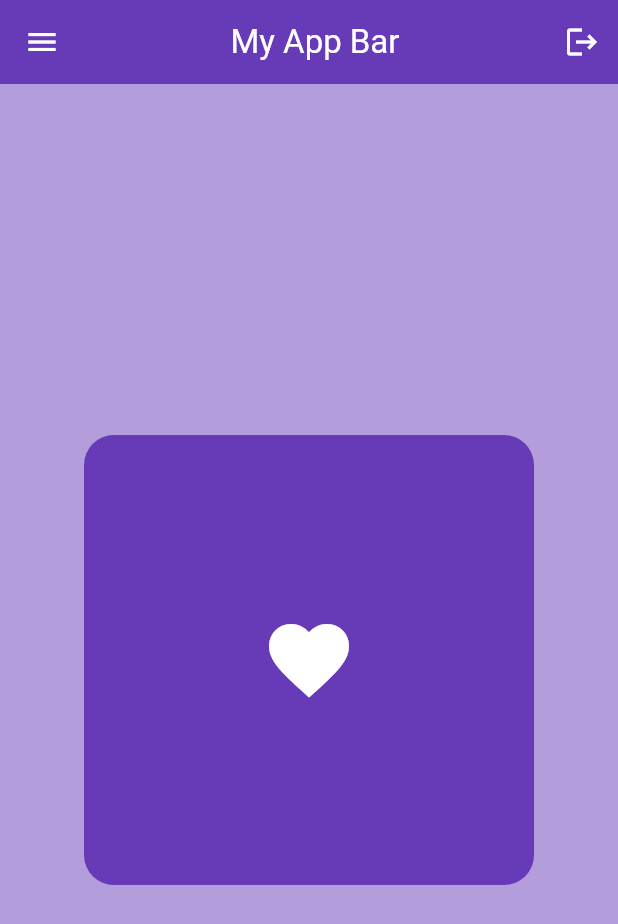
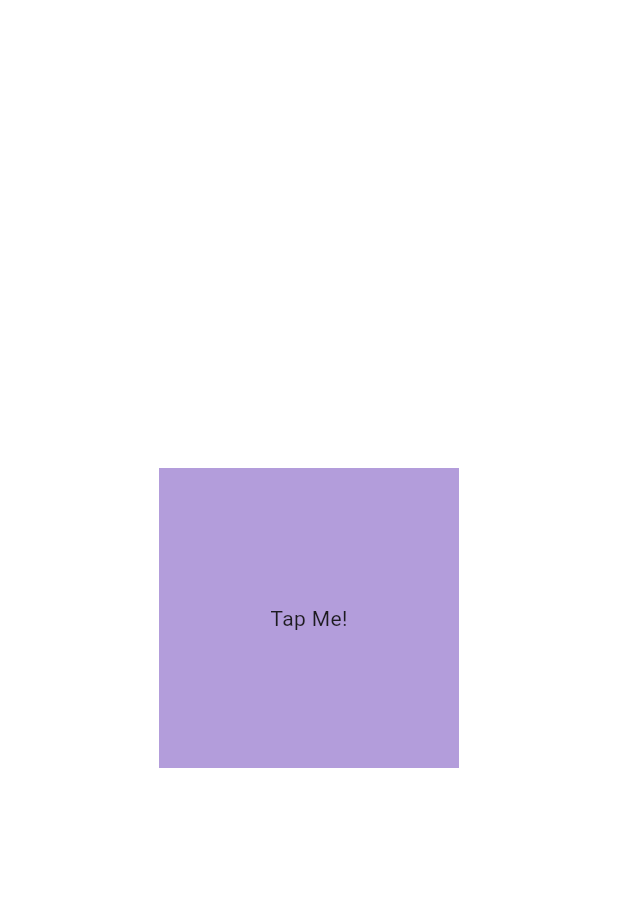
Before and after one commit to Afaq10/flutter_basics, a Flutter app: the screen it shows after launch, on a phone screen of 412 x 824 dp. Shown: the top 924 px of the screen. Run offline on Flutter 3.47's test engine with Material 3 defaults, Android fonts, the light colour scheme and no system bars.

Commit message:
Learned Different Widgets in Flutter

```diff
--- a/lib/main.dart
+++ b/lib/main.dart
@@ -1,59 +1,34 @@
 import 'package:flutter/material.dart';
 
 void main() {
-  runApp(const MyApp());
+  runApp(MyApp());
 }
 
 class MyApp extends StatelessWidget {
-  const MyApp({super.key});
+ MyApp({super.key});
+
+ //functions & methods
+ void userTapped () {
+   print("User Tapped!!");
+ }
 
   @override
   Widget build(BuildContext context) {
     return MaterialApp(
       debugShowCheckedModeBanner: false,
       home: Scaffold(
-        backgroundColor: Colors.deepPurple[200],
-        appBar: AppBar(
-          title: Center(
-            child: Text(
-              "My App Bar",
-              style: TextStyle(
-                color: Colors.white,
-              ),
+        backgroundColor: Colors.white,
+        body: Center(
+          child: GestureDetector( //It detects gestures from the user
+            onTap: userTapped,
+            child: Container(
+              height: 200,
+              width: 200,
+              color: Colors.deepPurple[200],
+              child: Center(child: Text("Tap Me!")),
             ),
           ),
-          backgroundColor: Colors.deepPurple,
-          elevation: 0,
-          leading: Icon(
-            Icons.menu,
-            color: Colors.white,
-          ),
-          actions: [
-            IconButton(onPressed: () {}, icon: Icon(
-              Icons.logout,
-              color: Colors.white,
-            ),),
-          ],
-        ),
-        body: Center( // Wraped Container widget with Center which puts the Container widget in the center
-          child: Container(
-            height: 300,
-            width: 300,
-            decoration: BoxDecoration(
-              color: Colors.deepPurple,
-              //Curving the corners
-              borderRadius: BorderRadius.circular(20),
-            ),
-            padding: EdgeInsets.all(25),
-            //You can add another widget by adding child
-            child: Icon(
-              Icons.favorite,
-              color: Colors.white,
-              size: 64,
-            ),
-
-          ),
-        ), //This is the body component of the Scaffold, Inside body we have Container widget which is a flexible widget that is useful for many purposes
+        )
       ),
     );
   }
```
